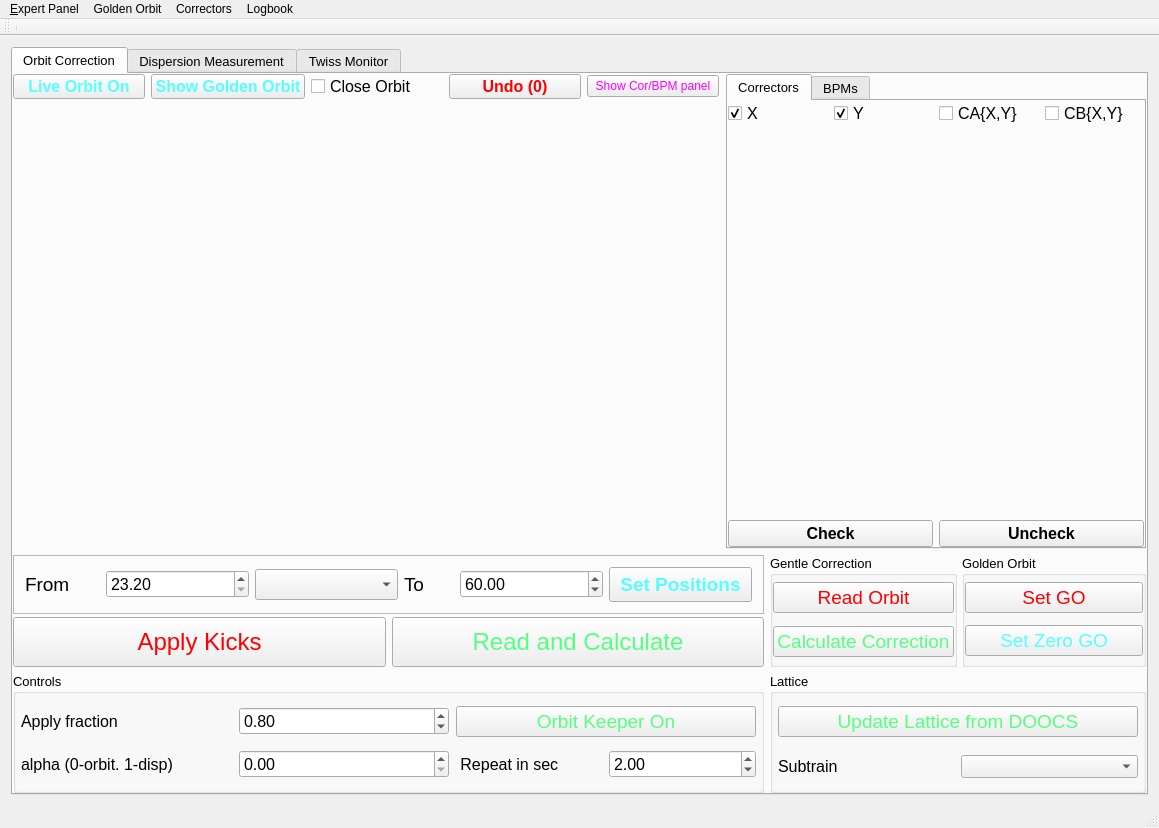
sergey-tomin/manul, file gui/UImanul2.ui: the form before one commit.
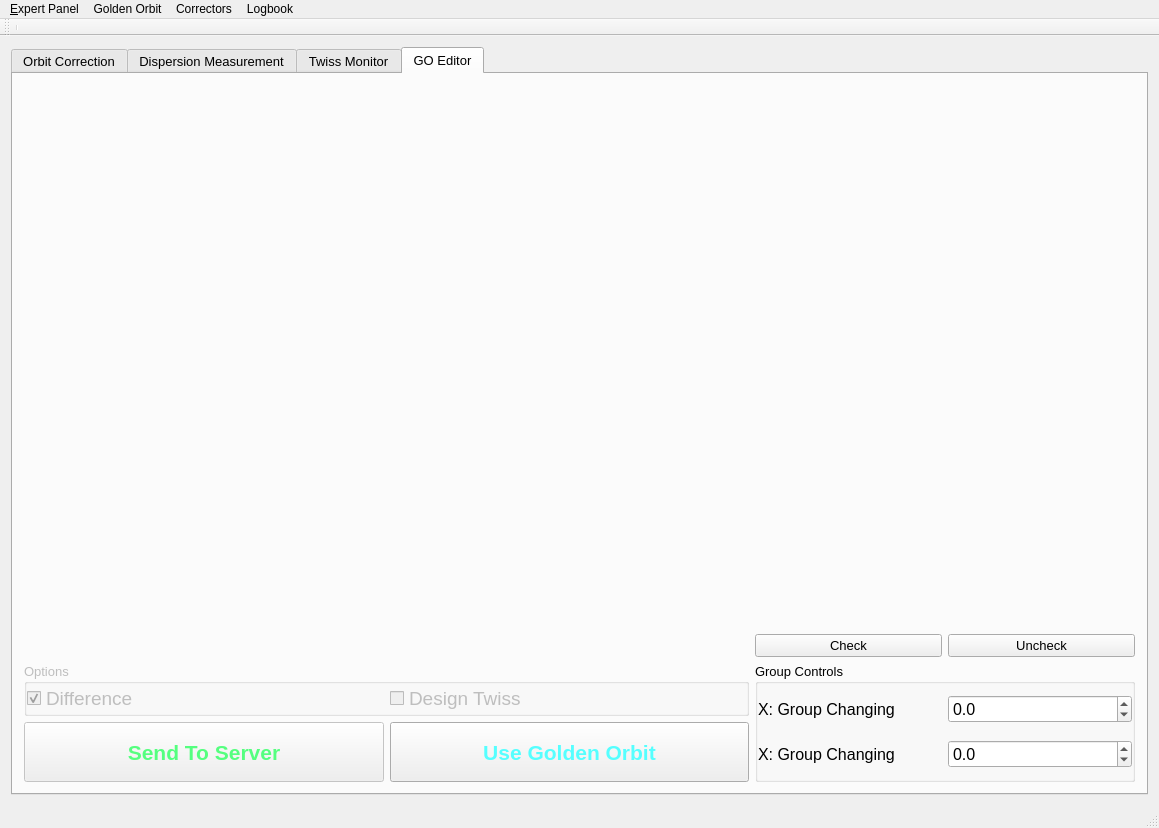
The form after the commit. The open tabs and pages were chosen to show the change.

```diff
--- a/gui/UImanul2.ui
+++ b/gui/UImanul2.ui
@@ -1734,6 +1734,344 @@
         </item>
        </layout>
       </widget>
+      <widget class="QWidget" name="tab_3">
+       <attribute name="title">
+        <string>GO Editor</string>
+       </attribute>
+       <layout class="QGridLayout" name="gridLayout_7">
+        <item row="1" column="0" colspan="2">
+         <widget class="QGroupBox" name="groupBox_12">
+          <property name="enabled">
+           <bool>false</bool>
+          </property>
+          <property name="maximumSize">
+           <size>
+            <width>16777215</width>
+            <height>140</height>
+           </size>
+          </property>
+          <property name="font">
+           <font>
+            <pointsize>10</pointsize>
+           </font>
+          </property>
+          <property name="title">
+           <string>Options</string>
+          </property>
+          <layout class="QHBoxLayout" name="horizontalLayout_15">
+           <property name="leftMargin">
+            <number>0</number>
+           </property>
+           <property name="topMargin">
+            <number>0</number>
+           </property>
+           <property name="rightMargin">
+            <number>0</number>
+           </property>
+           <property name="bottomMargin">
+            <number>0</number>
+           </property>
+           <item>
+            <layout class="QHBoxLayout" name="horizontalLayout_16">
+             <item>
+              <layout class="QVBoxLayout" name="verticalLayout_2">
+               <item>
+                <widget class="QCheckBox" name="cb_diff">
+                 <property name="font">
+                  <font>
+                   <pointsize>14</pointsize>
+                  </font>
+                 </property>
+                 <property name="text">
+                  <string>Difference</string>
+                 </property>
+                 <property name="checked">
+                  <bool>true</bool>
+                 </property>
+                </widget>
+               </item>
+              </layout>
+             </item>
+             <item>
+              <layout class="QVBoxLayout" name="verticalLayout_11">
+               <item>
+                <widget class="QCheckBox" name="cb_design_tws_2">
+                 <property name="font">
+                  <font>
+                   <pointsize>14</pointsize>
+                  </font>
+                 </property>
+                 <property name="text">
+                  <string>Design Twiss</string>
+                 </property>
+                </widget>
+               </item>
+              </layout>
+             </item>
+            </layout>
+           </item>
+          </layout>
+         </widget>
+        </item>
+        <item row="1" column="3" rowspan="2">
+         <widget class="QGroupBox" name="groupBox_13">
+          <property name="enabled">
+           <bool>true</bool>
+          </property>
+          <property name="sizePolicy">
+           <sizepolicy hsizetype="Expanding" vsizetype="Preferred">
+            <horstretch>0</horstretch>
+            <verstretch>0</verstretch>
+           </sizepolicy>
+          </property>
+          <property name="minimumSize">
+           <size>
+            <width>0</width>
+            <height>100</height>
+           </size>
+          </property>
+          <property name="font">
+           <font>
+            <pointsize>10</pointsize>
+           </font>
+          </property>
+          <property name="title">
+           <string>Group Controls</string>
+          </property>
+          <layout class="QGridLayout" name="gridLayout_32">
+           <property name="leftMargin">
+            <number>0</number>
+           </property>
+           <property name="topMargin">
+            <number>0</number>
+           </property>
+           <property name="rightMargin">
+            <number>0</number>
+           </property>
+           <property name="bottomMargin">
+            <number>0</number>
+           </property>
+           <item row="0" column="1">
+            <layout class="QHBoxLayout" name="horizontalLayout_30">
+             <item>
+              <widget class="QLabel" name="label_16">
+               <property name="minimumSize">
+                <size>
+                 <width>0</width>
+                 <height>0</height>
+                </size>
+               </property>
+               <property name="font">
+                <font>
+                 <pointsize>12</pointsize>
+                </font>
+               </property>
+               <property name="text">
+                <string>X: Group Changing</string>
+               </property>
+              </widget>
+             </item>
+             <item>
+              <widget class="QDoubleSpinBox" name="sb_x_group_change">
+               <property name="font">
+                <font>
+                 <pointsize>12</pointsize>
+                </font>
+               </property>
+               <property name="locale">
+                <locale language="English" country="UnitedStates"/>
+               </property>
+               <property name="decimals">
+                <number>1</number>
+               </property>
+               <property name="minimum">
+                <double>-30.000000000000000</double>
+               </property>
+               <property name="maximum">
+                <double>30.000000000000000</double>
+               </property>
+               <property name="singleStep">
+                <double>0.100000000000000</double>
+               </property>
+               <property name="value">
+                <double>0.000000000000000</double>
+               </property>
+              </widget>
+             </item>
+            </layout>
+           </item>
+           <item row="1" column="1">
+            <layout class="QHBoxLayout" name="horizontalLayout_28">
+             <item>
+              <widget class="QLabel" name="label_17">
+               <property name="enabled">
+                <bool>true</bool>
+               </property>
+               <property name="minimumSize">
+                <size>
+                 <width>0</width>
+                 <height>0</height>
+                </size>
+               </property>
+               <property name="font">
+                <font>
+                 <pointsize>12</pointsize>
+                </font>
+               </property>
+               <property name="text">
+                <string>X: Group Changing</string>
+               </property>
+              </widget>
+             </item>
+             <item>
+              <widget class="QDoubleSpinBox" name="sb_y_group_change">
+               <property name="font">
+                <font>
+                 <pointsize>12</pointsize>
+                </font>
+               </property>
+               <property name="locale">
+                <locale language="English" country="UnitedStates"/>
+               </property>
+               <property name="decimals">
+                <number>1</number>
+               </property>
+               <property name="minimum">
+                <double>-30.000000000000000</double>
+               </property>
+               <property name="maximum">
+                <double>30.000000000000000</double>
+               </property>
+               <property name="singleStep">
+                <double>0.100000000000000</double>
+               </property>
+               <property name="value">
+                <double>0.000000000000000</double>
+               </property>
+              </widget>
+             </item>
+            </layout>
+           </item>
+          </layout>
+         </widget>
+        </item>
+        <item row="0" column="0" colspan="2">
+         <widget class="QWidget" name="widget_6" native="true">
+          <property name="sizePolicy">
+           <sizepolicy hsizetype="Expanding" vsizetype="Expanding">
+            <horstretch>1</horstretch>
+            <verstretch>0</verstretch>
+           </sizepolicy>
+          </property>
+          <property name="minimumSize">
+           <size>
+            <width>700</width>
+            <height>400</height>
+           </size>
+          </property>
+         </widget>
+        </item>
+        <item row="2" column="0">
+         <widget class="QPushButton" name="pb_send2server">
+          <property name="enabled">
+           <bool>false</bool>
+          </property>
+          <property name="minimumSize">
+           <size>
+            <width>150</width>
+            <height>60</height>
+           </size>
+          </property>
+          <property name="font">
+           <font>
+            <pointsize>16</pointsize>
+            <weight>75</weight>
+            <bold>true</bold>
+           </font>
+          </property>
+          <property name="styleSheet">
+           <string notr="true">color: rgb(85, 255, 127);</string>
+          </property>
+          <property name="text">
+           <string>Send To Server</string>
+          </property>
+         </widget>
+        </item>
+        <item row="2" column="1">
+         <widget class="QPushButton" name="pb_use_go">
+          <property name="minimumSize">
+           <size>
+            <width>0</width>
+            <height>60</height>
+           </size>
+          </property>
+          <property name="font">
+           <font>
+            <pointsize>16</pointsize>
+            <weight>75</weight>
+            <bold>true</bold>
+           </font>
+          </property>
+          <property name="styleSheet">
+           <string notr="true">color: rgb(85, 255, 255);</string>
+          </property>
+          <property name="text">
+           <string>Use Golden Orbit</string>
+          </property>
+          <property name="checkable">
+           <bool>false</bool>
+          </property>
+         </widget>
+        </item>
+        <item row="0" column="3">
+         <layout class="QVBoxLayout" name="verticalLayout_4">
+          <item>
+           <widget class="QWidget" name="widget_7" native="true">
+            <property name="enabled">
+             <bool>true</bool>
+            </property>
+            <property name="sizePolicy">
+             <sizepolicy hsizetype="Expanding" vsizetype="Expanding">
+              <horstretch>0</horstretch>
+              <verstretch>0</verstretch>
+             </sizepolicy>
+            </property>
+            <property name="minimumSize">
+             <size>
+              <width>380</width>
+              <height>200</height>
+             </size>
+            </property>
+            <property name="maximumSize">
+             <size>
+              <width>400</width>
+              <height>16777215</height>
+             </size>
+            </property>
+           </widget>
+          </item>
+          <item>
+           <layout class="QHBoxLayout" name="horizontalLayout_3">
+            <item>
+             <widget class="QPushButton" name="pb_check_bpms">
+              <property name="text">
+               <string>Check</string>
+              </property>
+             </widget>
+            </item>
+            <item>
+             <widget class="QPushButton" name="pb_uncheck_bpms">
+              <property name="text">
+               <string>Uncheck</string>
+              </property>
+             </widget>
+            </item>
+           </layout>
+          </item>
+         </layout>
+        </item>
+       </layout>
+      </widget>
      </widget>
     </item>
    </layout>
```
